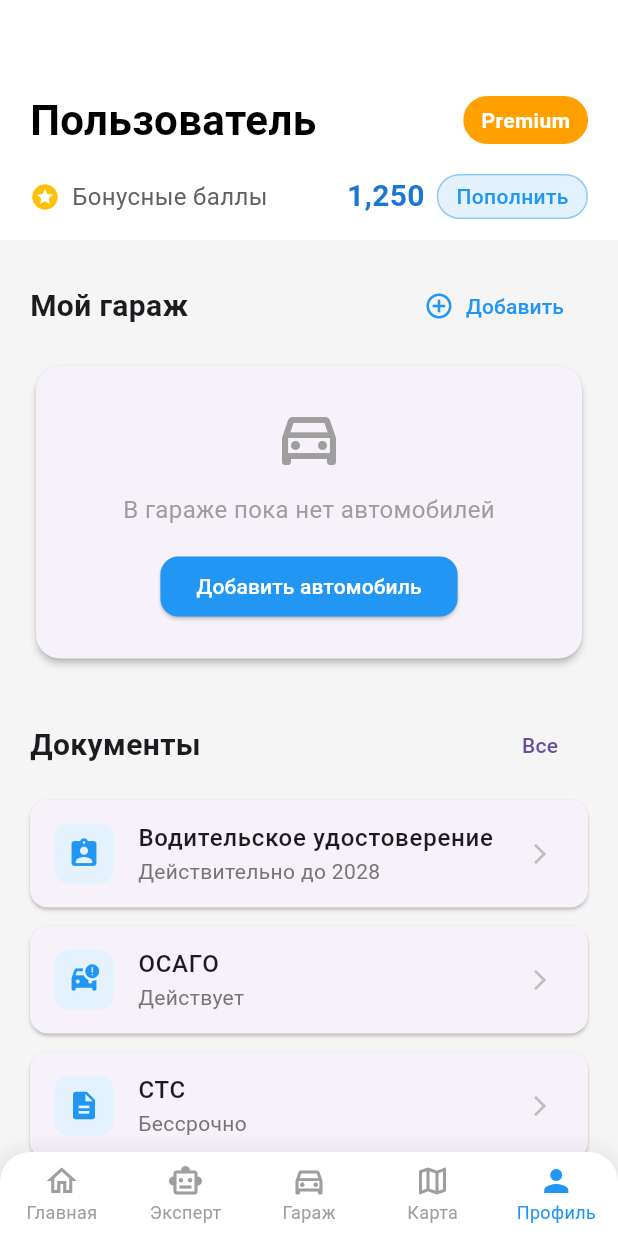
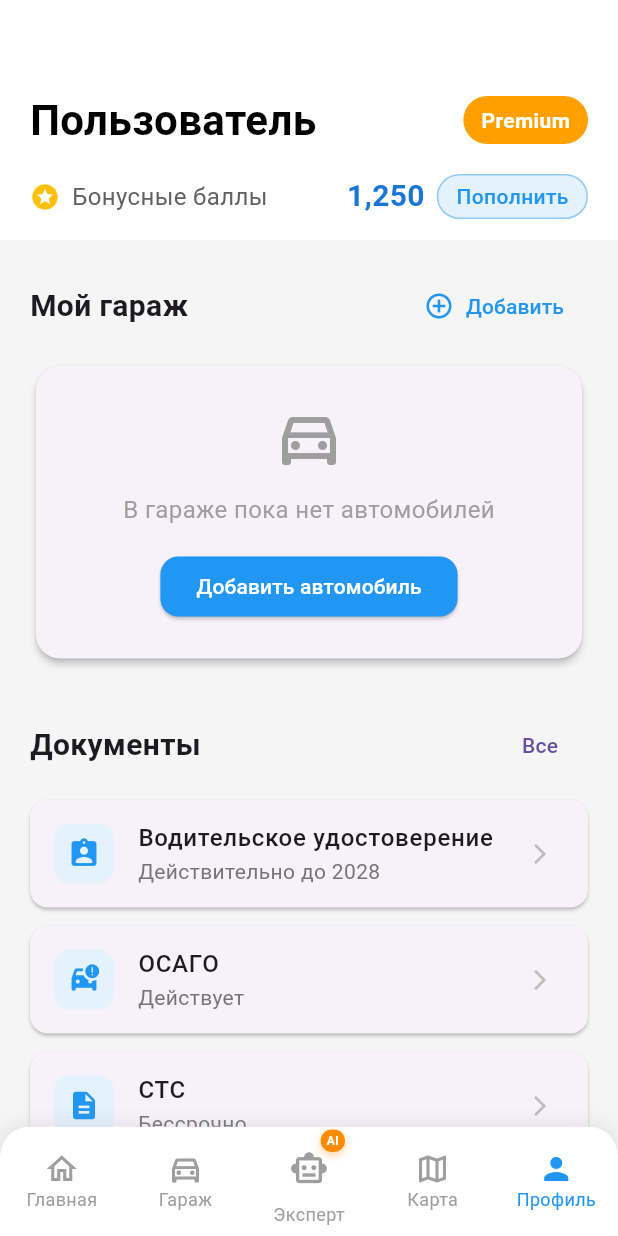
Before and after one commit to Samat847/servicebook_cn, a Flutter app: the MainScreen screen opened directly, item 5 of the bottom bar chosen, on a phone screen of 412 x 824 dp. Run offline on Flutter 3.47's test engine with Material 3 defaults, Android fonts, the phone set to English and light mode, and no system bars; our stand-ins replace file_picker, flutter_local_notifications, geolocator, image_picker, package_info_plus, pdf and 4 more; accounts and stored records are empty.

Commit message:
feat: highlight Expert tab in bottom navigation with AI badge

```diff
--- a/lib/screens/main_screen.dart
+++ b/lib/screens/main_screen.dart
@@ -28,8 +28,8 @@ class _MainScreenState extends State<MainScreen> {
     super.initState();
     _screens = [
       _DashboardRefreshProxy(key: _dashboardKey),
+      const HomeScreen(),
       const ExpertScreen(),
-      const HomeScreen(),
       const PartnersScreen(),
       _UserProfileRefreshProxy(key: _profileKey),
     ];
@@ -45,6 +45,55 @@ class _MainScreenState extends State<MainScreen> {
     setState(() {
       _selectedIndex = index;
     });
+  }
+
+  Widget _buildExpertIcon(bool isSelected) {
+    return Stack(
+      clipBehavior: Clip.none,
+      children: [
+        Container(
+          width: 44,
+          height: 44,
+          decoration: BoxDecoration(
+            color: isSelected
+                ? const Color(0xFFFF8C00).withOpacity(0.15)
+                : Colors.transparent,
+            shape: BoxShape.circle,
+          ),
+          child: Icon(
+            isSelected ? Icons.smart_toy : Icons.smart_toy_outlined,
+            color: isSelected ? const Color(0xFFFF8C00) : Colors.grey,
+            size: 26,
+          ),
+        ),
+        Positioned(
+          top: -4,
+          right: -2,
+          child: Container(
+            padding: const EdgeInsets.symmetric(horizontal: 4, vertical: 2),
+            decoration: BoxDecoration(
+              color: const Color(0xFFFF8C00),
+              borderRadius: BorderRadius.circular(8),
+              boxShadow: [
+                BoxShadow(
+                  color: const Color(0xFFFF8C00).withOpacity(0.4),
+                  blurRadius: 4,
+                  offset: const Offset(0, 2),
+                ),
+              ],
+            ),
+            child: const Text(
+              'AI',
+              style: TextStyle(
+                color: Colors.white,
+                fontSize: 8,
+                fontWeight: FontWeight.w700,
+              ),
+            ),
+          ),
+        ),
+      ],
+    );
   }
 
   @override
@@ -80,10 +129,14 @@ class _MainScreenState extends State<MainScreen> {
             onTap: _onItemTapped,
             type: BottomNavigationBarType.fixed,
             backgroundColor: Colors.white,
-            selectedItemColor: Colors.blue,
+            selectedItemColor: _selectedIndex == 2
+                ? const Color(0xFFFF8C00)
+                : Colors.blue,
             unselectedItemColor: Colors.grey,
             selectedLabelStyle: const TextStyle(fontSize: 12),
             unselectedLabelStyle: const TextStyle(fontSize: 12),
+            selectedFontSize: 12,
+            unselectedFontSize: 12,
             items: [
               BottomNavigationBarItem(
                 icon: const Icon(Icons.home_outlined),
@@ -91,14 +144,14 @@ class _MainScreenState extends State<MainScreen> {
                 label: l10n?.dashboardTitle ?? 'Главная',
               ),
               BottomNavigationBarItem(
-                icon: const Icon(Icons.smart_toy_outlined),
-                activeIcon: const Icon(Icons.smart_toy),
-                label: l10n?.expert ?? 'Эксперт',
-              ),
-              BottomNavigationBarItem(
                 icon: const Icon(Icons.directions_car_outlined),
                 activeIcon: const Icon(Icons.directions_car),
                 label: l10n?.garage ?? 'Авто',
+              ),
+              BottomNavigationBarItem(
+                icon: _buildExpertIcon(false),
+                activeIcon: _buildExpertIcon(true),
+                label: l10n?.expert ?? 'Эксперт',
               ),
               BottomNavigationBarItem(
                 icon: const Icon(Icons.map_outlined),
```
